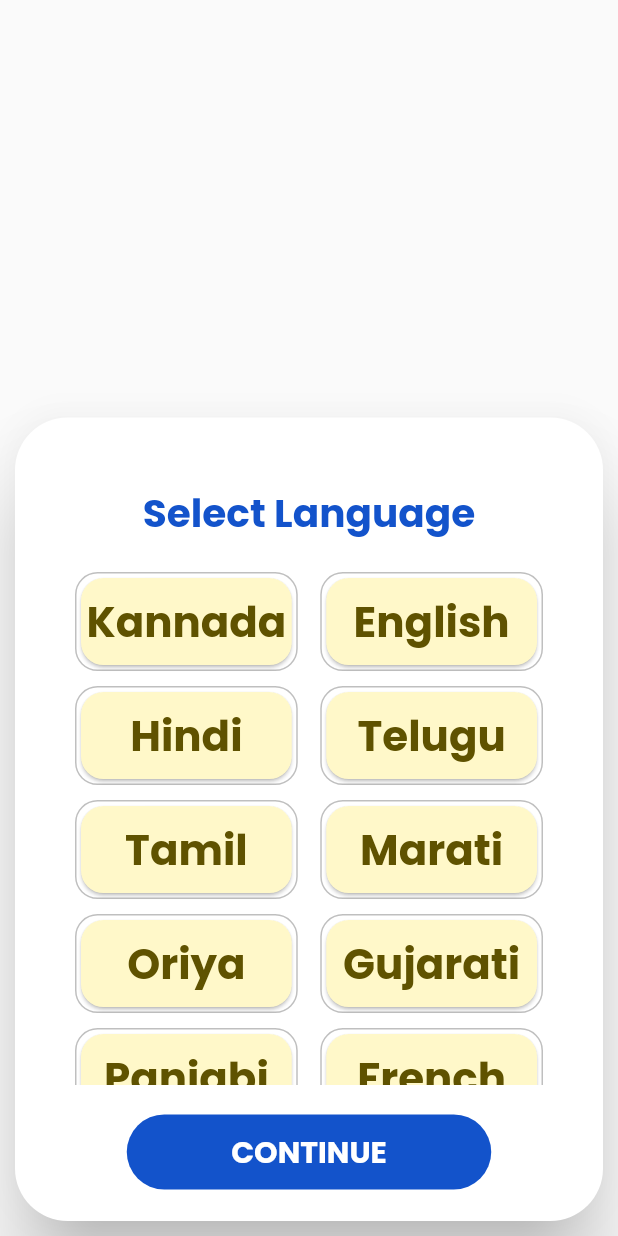
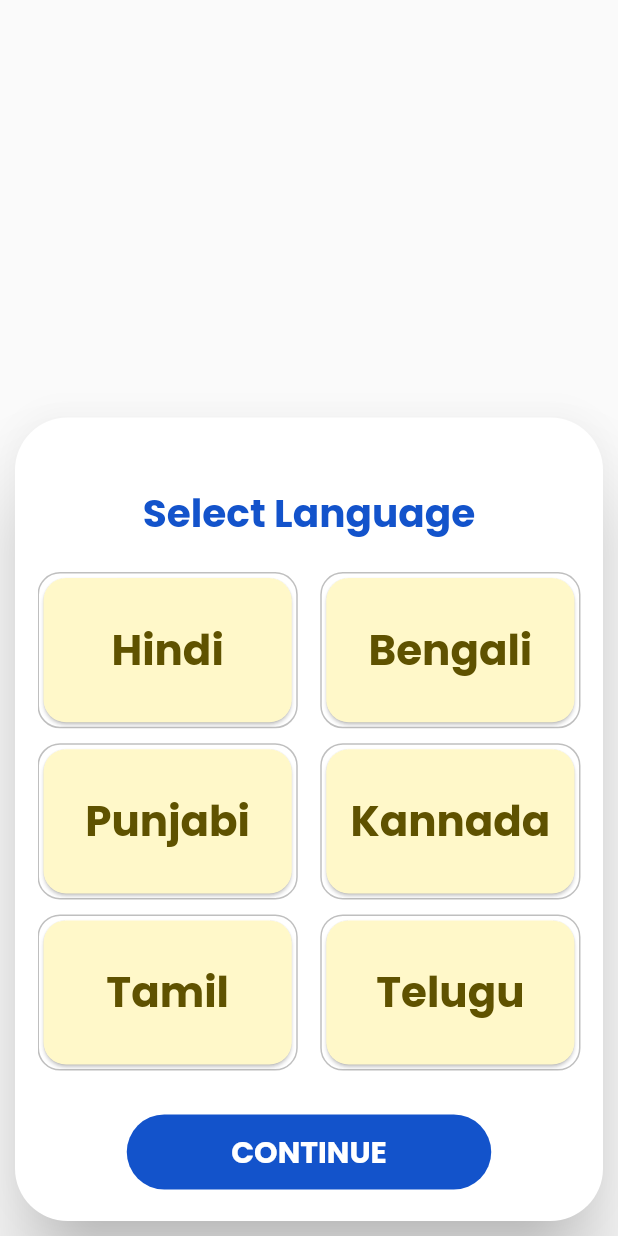
Before and after one commit to MMRoopa/avatar_dialog, a Flutter app: the LangDialog widget shown alone on an empty page, opened directly, on a phone screen of 412 x 824 dp. Run offline on Flutter 3.47's test engine with Material 2 defaults, Android fonts, the phone set to English and light mode, and no system bars; drawn by our look-alikes of auto_size_text, scroll_to_index.

Commit message:
all corrections made

```diff
--- a/lib/langDialog/lang_dialog.dart
+++ b/lib/langDialog/lang_dialog.dart
@@ -15,20 +15,16 @@ class _LangDialogState extends State<LangDialog> {
   final AutoScrollController controller = AutoScrollController();
 
   final List<String> _list = [
+    'Hindi',
+    'Bengali',
+    'Punjabi',
     'Kannada',
-    'English',
-    'Hindi',
+    'Tamil',
     'Telugu',
-    'Tamil',
-    'Marati',
-    'Oriya',
-    'Gujarati',
-    'Panjabi',
-    'French',
-    'Spanish',
-    'Portuguese',
-    'Vietnamese',
-    'Rajastani',
+    'Marathi',
+    'Urdu',
+    'Malayalam',
+    'Others'
   ];
 
   int lastSelectedIndex = 12;
@@ -73,21 +69,22 @@ class _LangDialogState extends State<LangDialog> {
                 ),
                 textAlign: TextAlign.center,
                 maxLines: 1,
+                minFontSize: 18.0,
               ),
             ),
             Expanded(
               child: Container(
                 margin: const EdgeInsets.only(
-                    left: 40.0, top: 20.0, right: 40.0, bottom: 20.0),
+                    left: 15.0, top: 20.0, right: 15.0, bottom: 20.0),
                 child: GridView.builder(
                     physics: const ScrollPhysics(),
                     controller: controller,
-                    gridDelegate: SliverGridDelegateWithFixedCrossAxisCount(
+                    gridDelegate:
+                        const SliverGridDelegateWithFixedCrossAxisCount(
                       crossAxisCount: 2,
                       mainAxisSpacing: 10,
                       crossAxisSpacing: 15,
-                      childAspectRatio: (MediaQuery.of(context).size.width /
-                          (MediaQuery.of(context).size.height / 4.5)),
+                      childAspectRatio: 1 / 0.6,
                     ),
                     itemCount: _list.length,
                     itemBuilder: (context, index) {
@@ -103,8 +100,6 @@ class _LangDialogState extends State<LangDialog> {
                             });
                           },
                           child: Container(
-                            // height: MediaQuery.of(context).size.width * 0.2,
-                            // width: (MediaQuery.of(context).size.width * 0.2) * 0.83,
                             decoration: BoxDecoration(
                               border:
                                   Border.all(color: const Color(0xFFBFBFBF)),
@@ -124,6 +119,9 @@ class _LangDialogState extends State<LangDialog> {
                                       BorderRadius.all(Radius.circular(15.0)),
                                 ),
                                 child: Center(
+                                  child: Padding(
+                                    padding: const EdgeInsets.only(
+                                        left: 8.0, right: 8.0),
                                     child: AutoSizeText(
                                       _list[index],
                                       style: TextStyle(
@@ -133,6 +131,9 @@ class _LangDialogState extends State<LangDialog> {
                                         color: checked
                                             ? Colors.white
                                             : const Color(0XFF5F5200),
+                                      ),
+                                      minFontSize: 20.0,
+                                      maxLines: 1,
                                     ),
                                   ),
                                 ),
@@ -173,6 +174,7 @@ class _LangDialogState extends State<LangDialog> {
                       fontFamily: 'Poppins',
                     ),
                     maxLines: 1,
+                    minFontSize: 12.0,
                   ),
                   decoration: const BoxDecoration(
                     color: Color(0xFF1353CB),
```
Lines whose indentation alone changed are shown as unchanged.
